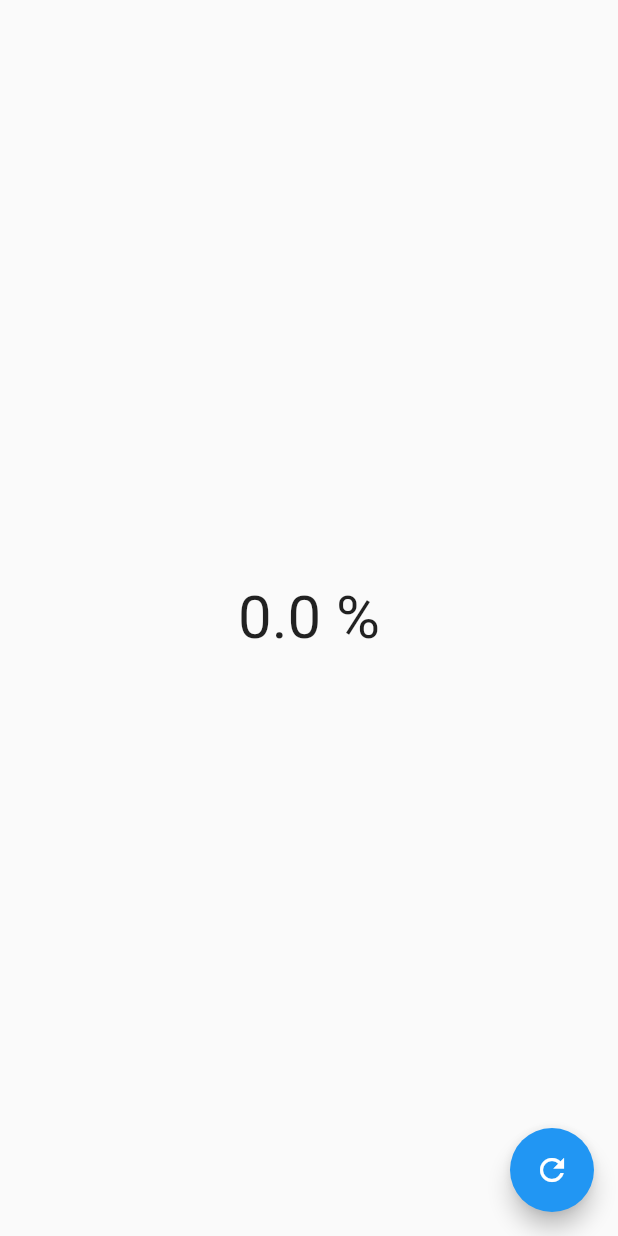
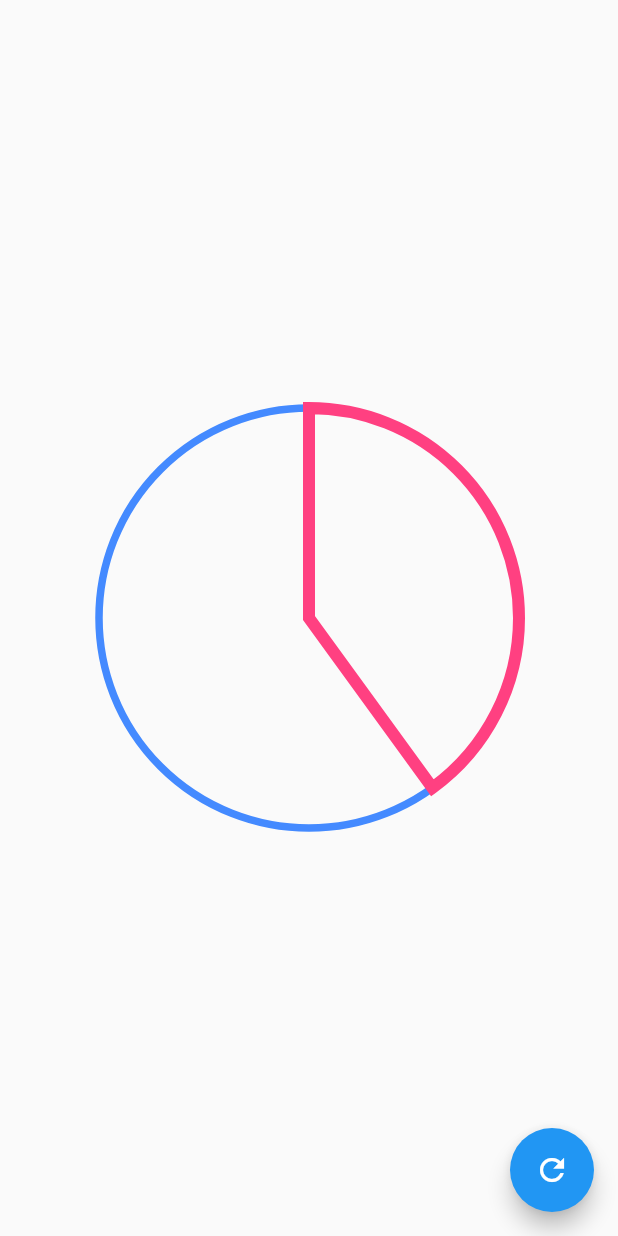
Before and after one commit to LluviaSaucedoM/intermediateFlutterCourse, a Flutter app: the screen it shows after launch, on a phone screen of 412 x 824 dp. Run offline on Flutter 3.47's test engine with Material 2 defaults, Android fonts, the light colour scheme and no system bars.

Commit message:
RadialProgress

```diff
--- a/lib/src/pages/graficas_circulares_page.dart
+++ b/lib/src/pages/graficas_circulares_page.dart
@@ -1,4 +1,6 @@
 import 'package:flutter/material.dart';
+
+import '../widgets/radial_progress.dart';
 
 class GraficasCircularesPage extends StatefulWidget {
   const GraficasCircularesPage({Key? key}) : super(key: key);
@@ -23,9 +25,12 @@ class _GraficasCircularesPageState extends State<GraficasCircularesPage> {
             });
           }),
       body: Center(
-          child: Text(
-        '$porcentaje %',
-        style: const TextStyle(fontSize: 40),
+          child: Container(
+        width: 300,
+        height: 300,
+        child: const RadialProgress(
+          porcentaje: 40,
+        ),
       )),
     );
   }
--- /dev/null
+++ b/lib/src/widgets/radial_progress.dart
@@ -0,0 +1,84 @@
+import 'dart:math';
+
+import 'package:flutter/material.dart';
+
+class RadialProgress extends StatefulWidget {
+  // ignore: prefer_typing_uninitialized_variables
+  final porcentaje;
+  // ignore: use_key_in_widget_constructors
+  const RadialProgress({this.porcentaje});
+
+  @override
+  _RadialProgressState createState() => _RadialProgressState();
+}
+
+class _RadialProgressState extends State<RadialProgress>
+    with SingleTickerProviderStateMixin {
+  late AnimationController controller;
+  late num procentajeAnterior;
+
+  @override
+  void initState() {
+    procentajeAnterior = widget.porcentaje;
+
+    controller = AnimationController(
+        vsync: this, duration: const Duration(microseconds: 200));
+    super.initState();
+  }
+
+  @override
+  void dispose() {
+    controller.dispose();
+    super.dispose();
+  }
+
+  @override
+  Widget build(BuildContext context) {
+    controller.forward(from: 0.0);
+    return Container(
+      padding: const EdgeInsets.all(10),
+      width: double.infinity,
+      height: double.infinity,
+      child: CustomPaint(
+        painter: _MiRadialProgres(widget.porcentaje),
+      ),
+    );
+  }
+}
+
+class _MiRadialProgres extends CustomPainter {
+  num porcentaje;
+  _MiRadialProgres(this.porcentaje);
+
+  @override
+  void paint(Canvas canvas, Size size) {
+    //Circulo
+    final paint = Paint()
+      ..strokeWidth = 5
+      ..color = Colors.blueAccent
+      ..style = PaintingStyle.stroke;
+
+    final Offset center = Offset(size.width * 0.5, size.height / 2);
+    final double radius = min(size.width * 0.5, size.height * 0.5);
+    canvas.drawCircle(center, radius, paint);
+
+    //Arco
+    final paintArco = Paint()
+      ..strokeWidth = 8
+      ..color = Colors.pinkAccent
+      ..style = PaintingStyle.stroke;
+    // Parte que se va llenado
+
+    double arcAngle = 2 * pi * (porcentaje / 100);
+    canvas.drawArc(
+      Rect.fromCircle(center: center, radius: radius),
+      -pi / 2,
+      arcAngle,
+      true,
+      paintArco,
+    );
+  }
+
+  @override
+  bool shouldRepaint(covariant CustomPainter oldDelegate) => true;
+}
```
